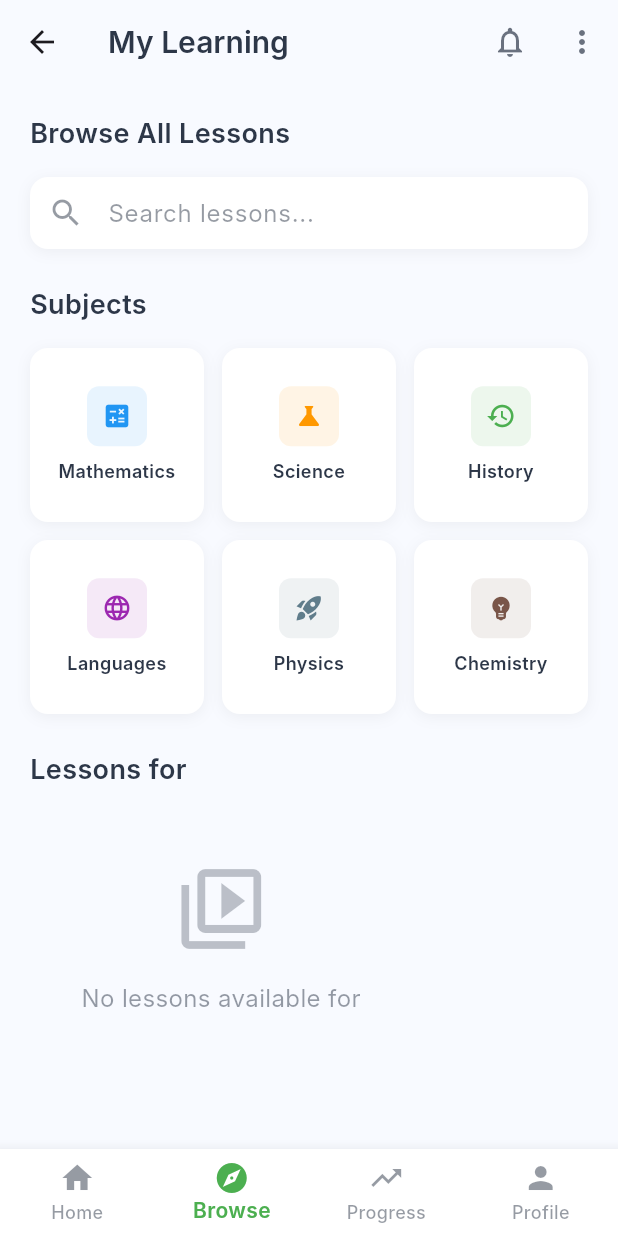
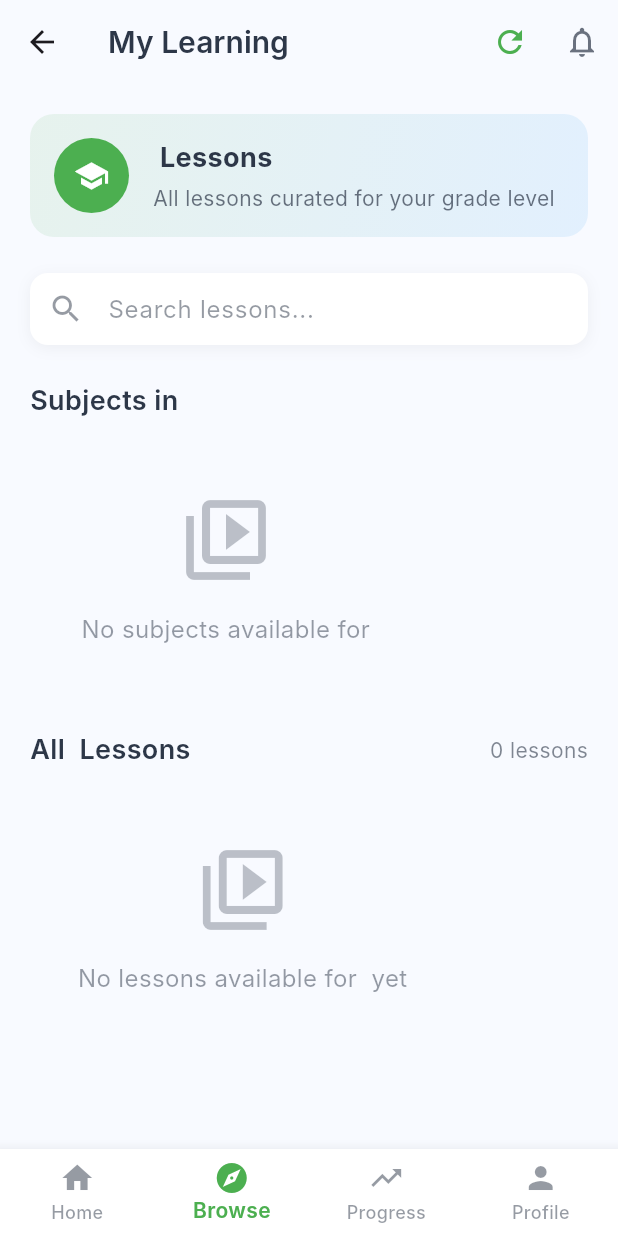
Before and after one commit to NathiDEV-dot/PracticeRepo, a Flutter app: the StudentDashboard screen opened directly with empty values, item 2 of the bottom bar chosen, on a phone screen of 412 x 824 dp. Run offline on Flutter 3.47's test engine with Material 3 defaults, Android fonts, the phone set to English and light mode, and no system bars; our stand-ins replace chewie, file_picker, supabase_flutter, video_player; missing offline and left inert: dart:html, video_thumbnail; accounts and stored records are empty; Roboto replaces fonts that are missing (Inter); statements that could not run were skipped.

Commit message:
student dashboard fetches data

```diff
--- a/lib/pages/student/dashboard.dart
+++ b/lib/pages/student/dashboard.dart
@@ -24,6 +24,7 @@ class _StudentDashboardState extends State<StudentDashboard> {
   List<Map<String, dynamic>> _recommendedLessons = [];
   List<Map<String, dynamic>> _popularLessons = [];
   List<Map<String, dynamic>> _gradeLessons = [];
+  List<String> _gradeSubjects = [];
   bool _isLoading = true;
   String? _errorMessage;
 
@@ -52,58 +53,33 @@ class _StudentDashboardState extends State<StudentDashboard> {
         _errorMessage = null;
       });
 
-      // Initialize with empty data first
-      setState(() {
-        _studentProgress = {};
-        _newestLessons = [];
-        _recommendedLessons = [];
-        _popularLessons = [];
-        _gradeLessons = [];
+      // Load all data in parallel
+      final results = await Future.wait([
+        _studentService.getStudentProgress(_studentCode),
+        _studentService.getNewestLessons(limit: 10),
+        _studentService.getRecommendedLessons(_studentCode, _grade),
+        _studentService.getPopularLessons(limit: 5),
+        _studentService.getLessonsByGrade(_grade),
+        _studentService.getSubjectsByGrade(_grade),
+      ], eagerError: true)
+          .catchError((e) {
+        _logError('Error in parallel loading', e);
+        return List.filled(6, null);
       });
 
-      // Load all data with individual error handling
-      final progress = await _studentService
-          .getStudentProgress(_studentCode)
-          .catchError((e) {
-        _logError('Error loading progress', e);
-        return <String, dynamic>{};
-      });
-
-      final newest =
-          await _studentService.getNewestLessons(limit: 10).catchError((e) {
-        _logError('Error loading newest lessons', e);
-        return <Map<String, dynamic>>[];
-      });
-
-      final recommended = await _studentService
-          .getRecommendedLessons(_studentCode, _grade)
-          .catchError((e) {
-        _logError('Error loading recommended lessons', e);
-        return <Map<String, dynamic>>[];
-      });
-
-      final popular =
-          await _studentService.getPopularLessons(limit: 5).catchError((e) {
-        _logError('Error loading popular lessons', e);
-        return <Map<String, dynamic>>[];
-      });
-
-      final gradeLessons =
-          await _studentService.getLessonsByGrade(_grade).catchError((e) {
-        _logError('Error loading grade lessons', e);
-        return <Map<String, dynamic>>[];
-      });
-
+      if (results.length == 6) {
         setState(() {
-        _studentProgress = progress;
-        _newestLessons = newest;
-        _recommendedLessons = recommended;
-        _popularLessons = popular;
-        _gradeLessons = gradeLessons;
+          _studentProgress = results[0] as Map<String, dynamic>? ?? {};
+          _newestLessons = results[1] as List<Map<String, dynamic>>? ?? [];
+          _recommendedLessons = results[2] as List<Map<String, dynamic>>? ?? [];
+          _popularLessons = results[3] as List<Map<String, dynamic>>? ?? [];
+          _gradeLessons = results[4] as List<Map<String, dynamic>>? ?? [];
+          _gradeSubjects = results[5] as List<String>? ?? [];
           _isLoading = false;
         });
+      }
 
-      _logInfo('Student dashboard data loaded successfully');
+      _debugLessonData();
     } catch (e) {
       _logError('Failed to load student dashboard data', e);
       setState(() {
@@ -113,6 +89,23 @@ class _StudentDashboardState extends State<StudentDashboard> {
     }
   }
 
+  void _debugLessonData() {
+    _logInfo('=== DEBUG LESSON DATA ===');
+    _logInfo('Student Grade: $_grade');
+    _logInfo('Student Code: $_studentCode');
+    _logInfo('Grade Lessons Count: ${_gradeLessons.length}');
+    _logInfo('Grade Subjects: $_gradeSubjects');
+
+    if (_gradeLessons.isNotEmpty) {
+      _logInfo('Sample Lesson: ${_gradeLessons.first}');
+    }
+
+    _logInfo('Newest Lessons Count: ${_newestLessons.length}');
+    _logInfo('Recommended Lessons Count: ${_recommendedLessons.length}');
+    _logInfo('Popular Lessons Count: ${_popularLessons.length}');
+    _logInfo('Progress Data: $_studentProgress');
+  }
+
   void _navigateToLesson(Map<String, dynamic> lesson) {
     if (lesson.isEmpty) {
       _logWarning('Attempted to navigate to empty lesson');
@@ -120,33 +113,33 @@ class _StudentDashboardState extends State<StudentDashboard> {
     }
 
     _logInfo('Navigating to lesson: ${lesson['title']}');
-    Navigator.pushNamed(
-      context,
-      '/student/lesson',
-      arguments: {
-        'lesson': lesson,
-        'student_code': _studentCode,
-        'student_info': _studentInfo,
-      },
+    // TODO: Implement lesson navigation
+    ScaffoldMessenger.of(context).showSnackBar(
+      SnackBar(
+        content: Text('Opening: ${lesson['title']}'),
+        backgroundColor: Colors.green,
+      ),
     );
   }
 
   void _navigateToSubjectLessons(String subject) {
     _logInfo('Navigating to subject lessons: $subject');
-    Navigator.pushNamed(
-      context,
-      '/student/subject-lessons',
-      arguments: {
-        'subject': subject,
-        'student_code': _studentCode,
-        'student_info': _studentInfo,
-      },
+    // TODO: Implement subject navigation
+    ScaffoldMessenger.of(context).showSnackBar(
+      SnackBar(
+        content: Text('Showing $subject lessons'),
+        backgroundColor: Colors.blue,
+      ),
     );
   }
 
   void _logout() {
     _logInfo('User logging out');
     Navigator.pushNamedAndRemoveUntil(context, '/welcome', (route) => false);
+  }
+
+  Future<void> _refreshData() async {
+    await _loadStudentData();
   }
 
   // Private logging methods
@@ -193,32 +186,15 @@ class _StudentDashboardState extends State<StudentDashboard> {
         centerTitle: false,
         actions: [
           IconButton(
+            icon: Icon(Icons.refresh, color: _getPrimaryColor()),
+            onPressed: _refreshData,
+          ),
+          IconButton(
             icon: Icon(Icons.notifications_none,
                 color: _getTextColor().withOpacity(0.7)),
             onPressed: () {
               _logInfo('Notifications button pressed');
             },
-          ),
-          PopupMenuButton<String>(
-            icon:
-                Icon(Icons.more_vert, color: _getTextColor().withOpacity(0.7)),
-            onSelected: (value) {
-              if (value == 'logout') {
-                _logout();
-              }
-            },
-            itemBuilder: (BuildContext context) => [
-              const PopupMenuItem<String>(
-                value: 'logout',
-                child: Row(
-                  children: [
-                    Icon(Icons.logout),
-                    SizedBox(width: 8),
-                    Text('Sign Out'),
-                  ],
-                ),
-              ),
-            ],
           ),
         ],
       ),
@@ -232,13 +208,19 @@ class _StudentDashboardState extends State<StudentDashboard> {
   }
 
   Widget _buildLoadingState() {
-    return const Center(
+    return Center(
       child: Column(
         mainAxisAlignment: MainAxisAlignment.center,
         children: [
-          CircularProgressIndicator(),
-          SizedBox(height: 16),
-          Text('Loading your dashboard...'),
+          CircularProgressIndicator(color: _getPrimaryColor()),
+          const SizedBox(height: 16),
+          Text(
+            'Loading your dashboard...',
+            style: TextStyle(
+              color: _getTextColor(),
+              fontSize: 16,
+            ),
+          ),
         ],
       ),
     );
@@ -251,9 +233,13 @@ class _StudentDashboardState extends State<StudentDashboard> {
         children: [
           const Icon(Icons.error_outline, size: 64, color: Colors.red),
           const SizedBox(height: 16),
-          const Text(
+          Text(
             'Failed to load dashboard',
-            style: TextStyle(fontSize: 18, fontWeight: FontWeight.bold),
+            style: TextStyle(
+              fontSize: 18,
+              fontWeight: FontWeight.bold,
+              color: _getTextColor(),
+            ),
           ),
           const SizedBox(height: 8),
           Padding(
@@ -261,12 +247,16 @@ class _StudentDashboardState extends State<StudentDashboard> {
             child: Text(
               _errorMessage ?? 'Unknown error occurred',
               textAlign: TextAlign.center,
-              style: const TextStyle(color: Colors.grey),
+              style: TextStyle(color: _getTextColor().withOpacity(0.6)),
             ),
           ),
           const SizedBox(height: 16),
           ElevatedButton(
-            onPressed: _loadStudentData,
+            onPressed: _refreshData,
+            style: ElevatedButton.styleFrom(
+              backgroundColor: _getPrimaryColor(),
+              foregroundColor: Colors.white,
+            ),
             child: const Text('Try Again'),
           ),
         ],
@@ -290,7 +280,10 @@ class _StudentDashboardState extends State<StudentDashboard> {
   }
 
   Widget _buildHomeTab() {
-    return SingleChildScrollView(
+    return RefreshIndicator(
+      onRefresh: _refreshData, // Fixed: Now returns Future<void>
+      child: SingleChildScrollView(
+        physics: const AlwaysScrollableScrollPhysics(),
         padding: const EdgeInsets.all(20),
         child: Column(
           crossAxisAlignment: CrossAxisAlignment.start,
@@ -329,46 +322,59 @@ class _StudentDashboardState extends State<StudentDashboard> {
                 _logInfo('Popular lessons see more pressed');
               }),
               const SizedBox(height: 16),
-            _buildLessonList(_popularLessons),
+              _buildLessonList(_popularLessons.take(3).toList()),
               const SizedBox(height: 24),
             ],
+
+            // Grade Lessons Preview
+            if (_gradeLessons.isNotEmpty) ...[
+              _buildSectionHeader('Your Grade ($_grade) Lessons', 'Browse All',
+                  () {
+                setState(() => _currentIndex = 1);
+              }),
+              const SizedBox(height: 16),
+              _buildLessonList(_gradeLessons.take(2).toList()),
             ],
+          ],
+        ),
       ),
     );
   }
 
   Widget _buildBrowseTab() {
-    return SingleChildScrollView(
+    return RefreshIndicator(
+      onRefresh: _refreshData, // Fixed: Now returns Future<void>
+      child: SingleChildScrollView(
+        physics: const AlwaysScrollableScrollPhysics(),
         padding: const EdgeInsets.all(20),
         child: Column(
           crossAxisAlignment: CrossAxisAlignment.start,
           children: [
-          _buildSectionHeader('Browse All Lessons', '', () {}),
-          const SizedBox(height: 16),
+            // Welcome to Grade Section
+            _buildGradeWelcomeSection(),
+            const SizedBox(height: 24),
 
             // Search Bar
             _buildSearchBar(),
             const SizedBox(height: 24),
 
-          // Subjects Grid
-          _buildSectionHeader('Subjects', '', () {}),
-          const SizedBox(height: 16),
-          _buildSubjectGrid(),
+            // Quick Access - Subjects available in student's grade
+            _buildGradeSubjectsSection(),
             const SizedBox(height: 24),
 
             // All Lessons for Student's Grade
-          _buildSectionHeader('Lessons for $_grade', '', () {}),
-          const SizedBox(height: 16),
-          _gradeLessons.isNotEmpty
-              ? _buildLessonList(_gradeLessons)
-              : _buildEmptyState('No lessons available for $_grade'),
+            _buildGradeLessonsSection(),
           ],
+        ),
       ),
     );
   }
 
   Widget _buildProgressTab() {
-    return SingleChildScrollView(
+    return RefreshIndicator(
+      onRefresh: _refreshData, // Fixed: Now returns Future<void>
+      child: SingleChildScrollView(
+        physics: const AlwaysScrollableScrollPhysics(),
         padding: const EdgeInsets.all(20),
         child: Column(
           crossAxisAlignment: CrossAxisAlignment.start,
@@ -386,11 +392,15 @@ class _StudentDashboardState extends State<StudentDashboard> {
             _buildEmptyState('No favorites yet'),
           ],
         ),
+      ),
     );
   }
 
   Widget _buildProfileTab() {
-    return SingleChildScrollView(
+    return RefreshIndicator(
+      onRefresh: _refreshData, // Fixed: Now returns Future<void>
+      child: SingleChildScrollView(
+        physics: const AlwaysScrollableScrollPhysics(),
         padding: const EdgeInsets.all(20),
         child: Column(
           children: [
@@ -490,8 +500,13 @@ class _StudentDashboardState extends State<StudentDashboard> {
             ),
           ],
         ),
+      ),
     );
   }
+
+  // ... (All the other helper methods remain exactly the same as in the previous code)
+  // _buildWelcomeSection(), _buildProgressSection(), _buildLessonCard(), etc.
+  // These methods don't need to change
 
   Widget _buildWelcomeSection() {
     return Container(
@@ -541,6 +556,64 @@ class _StudentDashboardState extends State<StudentDashboard> {
                   style: TextStyle(
                     fontSize: 14,
                     color: _getTextColor().withOpacity(0.6),
+                  ),
+                ),
+              ],
+            ),
+          ),
+        ],
+      ),
+    );
+  }
+
+  Widget _buildGradeWelcomeSection() {
+    return Container(
+      padding: const EdgeInsets.all(16),
+      decoration: BoxDecoration(
+        gradient: LinearGradient(
+          begin: Alignment.topLeft,
+          end: Alignment.bottomRight,
+          colors: [
+            const Color(0xFF4CAF50).withOpacity(0.1),
+            const Color(0xFF2196F3).withOpacity(0.1),
+          ],
+        ),
+        borderRadius: BorderRadius.circular(16),
+      ),
+      child: Row(
+        children: [
+          Container(
+            width: 50,
+            height: 50,
+            decoration: const BoxDecoration(
+              color: Color(0xFF4CAF50),
+              shape: BoxShape.circle,
+            ),
+            child: const Icon(
+              Icons.school,
+              color: Colors.white,
+              size: 24,
+            ),
+          ),
+          const SizedBox(width: 16),
+          Expanded(
+            child: Column(
+              crossAxisAlignment: CrossAxisAlignment.start,
+              children: [
+                Text(
+                  '$_grade Lessons',
+                  style: TextStyle(
+                    fontSize: 18,
+                    fontWeight: FontWeight.bold,
+                    color: _getTextColor(),
+                  ),
+                ),
+                const SizedBox(height: 4),
+                Text(
+                  'All lessons curated for your grade level',
+                  style: TextStyle(
+                    fontSize: 14,
+                    color: _getTextColor().withOpacity(0.7),
                   ),
                 ),
               ],
@@ -793,6 +866,67 @@ class _StudentDashboardState extends State<StudentDashboard> {
     );
   }
 
+  Widget _buildGradeSubjectsSection() {
+    return Column(
+      crossAxisAlignment: CrossAxisAlignment.start,
+      children: [
+        _buildSectionHeader('Subjects in $_grade', '', () {}),
+        const SizedBox(height: 16),
+        _gradeSubjects.isNotEmpty
+            ? _buildSubjectChips(_gradeSubjects)
+            : _buildEmptyState('No subjects available for $_grade'),
+      ],
+    );
+  }
+
+  Widget _buildSubjectChips(List<String> subjects) {
+    return Wrap(
+      spacing: 8,
+      runSpacing: 8,
+      children: subjects.map((subject) {
+        return FilterChip(
+          label: Text(subject),
+          selected: false,
+          onSelected: (selected) {
+            _navigateToSubjectLessons(subject);
+          },
+          backgroundColor: _getCardColor(),
+          selectedColor: const Color(0xFF4CAF50).withOpacity(0.2),
+          labelStyle: TextStyle(
+            color: _getTextColor(),
+            fontWeight: FontWeight.w500,
+          ),
+          checkmarkColor: const Color(0xFF4CAF50),
+        );
+      }).toList(),
+    );
+  }
+
+  Widget _buildGradeLessonsSection() {
+    return Column(
+      crossAxisAlignment: CrossAxisAlignment.start,
+      children: [
+        Row(
+          mainAxisAlignment: MainAxisAlignment.spaceBetween,
+          children: [
+            _buildSectionHeader('All $_grade Lessons', '', () {}),
+            Text(
+              '${_gradeLessons.length} lessons',
+              style: TextStyle(
+                color: _getTextColor().withOpacity(0.6),
+                fontSize: 14,
+              ),
+            ),
+          ],
+        ),
+        const SizedBox(height: 16),
+        _gradeLessons.isNotEmpty
+            ? _buildLessonList(_gradeLessons)
+            : _buildEmptyState('No lessons available for $_grade yet'),
+      ],
+    );
+  }
+
   Widget _buildLessonList(List<Map<String, dynamic>> lessons) {
     return Column(
       children: lessons.map((lesson) => _buildLessonCard(lesson)).toList(),
@@ -800,13 +934,21 @@ class _StudentDashboardState extends State<StudentDashboard> {
   }
 
   Widget _buildLessonCard(Map<String, dynamic> lesson) {
-    final educator = lesson['educator'] as Map<String, dynamic>?;
-    final educatorName =
-        educator?['full_name']?.toString() ?? 'Unknown Educator';
+    final educator = lesson['profiles'] as Map<String, dynamic>?;
+    final educatorName = educator != null
+        ? '${educator['first_name'] ?? ''} ${educator['last_name'] ?? ''}'
+            .trim()
+        : 'Unknown Educator';
+
     final subject = lesson['subject']?.toString() ?? 'General';
     final title = lesson['title']?.toString() ?? 'Untitled Lesson';
-    final duration = (lesson['duration_minutes'] as num?)?.toInt() ?? 15;
+
+    // Fix duration handling - your database uses 'duration' in seconds
+    final durationSeconds = (lesson['duration'] as num?)?.toInt() ?? 0;
+    final durationMinutes = (durationSeconds / 60).ceil();
+
     final views = (lesson['views'] as num?)?.toInt();
+    final grade = lesson['grade']?.toString() ?? 'Unknown Grade';
 
     return GestureDetector(
       onTap: () => _navigateToLesson(lesson),
@@ -826,6 +968,7 @@ class _StudentDashboardState extends State<StudentDashboard> {
         ),
         child: Row(
           children: [
+            // Subject Icon
             Container(
               width: 60,
               height: 60,
@@ -840,10 +983,13 @@ class _StudentDashboardState extends State<StudentDashboard> {
               ),
             ),
             const SizedBox(width: 12),
+
+            // Lesson Details
             Expanded(
               child: Column(
                 crossAxisAlignment: CrossAxisAlignment.start,
                 children: [
+                  // Title
                   Text(
                     title,
                     style: TextStyle(
@@ -855,6 +1001,8 @@ class _StudentDashboardState extends State<StudentDashboard> {
                     overflow: TextOverflow.ellipsis,
                   ),
                   const SizedBox(height: 4),
+
+                  // Educator and Subject
                   Text(
                     'By $educatorName • $subject',
                     style: TextStyle(
@@ -863,6 +1011,11 @@ class _StudentDashboardState extends State<StudentDashboard> {
                     ),
                   ),
                   const SizedBox(height: 4),
+
+                  // Metadata
+                  Row(
+                    children: [
+                      // Duration
                       Row(
                         children: [
                           Icon(
@@ -872,13 +1025,39 @@ class _StudentDashboardState extends State<StudentDashboard> {
                           ),
                           const SizedBox(width: 4),
                           Text(
-                        '$duration min',
+                            '$durationMinutes min',
                             style: TextStyle(
                               fontSize: 12,
                               color: _getTextColor().withOpacity(0.6),
                             ),
                           ),
+                        ],
+                      ),
+
+                      const SizedBox(width: 16),
+
+                      // Grade
+                      Row(
+                        children: [
+                          Icon(
+                            Icons.grade,
+                            size: 14,
+                            color: _getTextColor().withOpacity(0.4),
+                          ),
+                          const SizedBox(width: 4),
+                          Text(
+                            grade,
+                            style: TextStyle(
+                              fontSize: 12,
+                              color: _getTextColor().withOpacity(0.6),
+                            ),
+                          ),
+                        ],
+                      ),
+
                       const Spacer(),
+
+                      // Views (if available)
                       if (views != null)
                         Text(
                           '$views views',
@@ -919,7 +1098,8 @@ class _StudentDashboardState extends State<StudentDashboard> {
   Widget _buildLessonGridCard(Map<String, dynamic> lesson) {
     final subject = lesson['subject']?.toString() ?? 'General';
     final title = lesson['title']?.toString() ?? 'Untitled Lesson';
-    final duration = (lesson['duration_minutes'] as num?)?.toInt() ?? 15;
+    final durationSeconds = (lesson['duration'] as num?)?.toInt() ?? 0;
+    final durationMinutes = (durationSeconds / 60).ceil();
 
     return GestureDetector(
       onTap: () => _navigateToLesson(lesson),
@@ -988,7 +1168,7 @@ class _StudentDashboardState extends State<StudentDashboard> {
                       ),
                       const SizedBox(width: 4),
                       Text(
-                        '$duration min',
+                        '$durationMinutes min',
                         style: TextStyle(
                           fontSize: 11,
                           color: _getTextColor().withOpacity(0.6),
@@ -1031,104 +1211,6 @@ class _StudentDashboardState extends State<StudentDashboard> {
         onChanged: (value) {
           _logInfo('Search query: $value');
         },
-      ),
-    );
-  }
-
-  Widget _buildSubjectGrid() {
-    final subjects = [
-      {
-        'name': 'Mathematics',
-        'icon': Icons.calculate,
-        'color': const Color(0xFF2196F3)
-      },
-      {
-        'name': 'Science',
-        'icon': Icons.science,
-        'color': const Color(0xFFFF9800)
-      },
-      {
-        'name': 'History',
-        'icon': Icons.history,
-        'color': const Color(0xFF4CAF50)
-      },
-      {
-        'name': 'Languages',
-        'icon': Icons.language,
-        'color': const Color(0xFF9C27B0)
-      },
-      {
-        'name': 'Physics',
-        'icon': Icons.rocket_launch,
-        'color': const Color(0xFF607D8B)
-      },
-      {
-        'name': 'Chemistry',
-        'icon': Icons.emoji_objects,
-        'color': const Color(0xFF795548)
-      },
-    ];
-
-    return GridView.builder(
-      shrinkWrap: true,
-      physics: const NeverScrollableScrollPhysics(),
-      gridDelegate: const SliverGridDelegateWithFixedCrossAxisCount(
-        crossAxisCount: 3,
-        crossAxisSpacing: 12,
-        mainAxisSpacing: 12,
-        childAspectRatio: 1.0,
-      ),
-      itemCount: subjects.length,
-      itemBuilder: (context, index) {
-        final subject = subjects[index];
-        return _buildSubjectCard(
-          subject['name'] as String,
-          subject['icon'] as IconData,
-          subject['color'] as Color,
-        );
-      },
-    );
-  }
-
-  Widget _buildSubjectCard(String name, IconData icon, Color color) {
-    return GestureDetector(
-      onTap: () => _navigateToSubjectLessons(name),
-      child: Container(
-        decoration: BoxDecoration(
-          color: _getCardColor(),
-          borderRadius: BorderRadius.circular(12),
-          boxShadow: [
-            BoxShadow(
-              color: Colors.black.withOpacity(0.05),
-              blurRadius: 8,
-              offset: const Offset(0, 2),
-            ),
-          ],
-        ),
-        child: Column(
-          mainAxisAlignment: MainAxisAlignment.center,
-          children: [
-            Container(
-              width: 40,
-              height: 40,
-              decoration: BoxDecoration(
-                color: color.withOpacity(0.1),
-                borderRadius: BorderRadius.circular(8),
-              ),
-              child: Icon(icon, color: color, size: 20),
-            ),
-            const SizedBox(height: 8),
-            Text(
-              name,
-              style: TextStyle(
-                fontSize: 12,
-                fontWeight: FontWeight.w600,
-                color: _getTextColor(),
-              ),
-              textAlign: TextAlign.center,
-            ),
-          ],
-        ),
       ),
     );
   }
@@ -1256,4 +1338,8 @@ class _StudentDashboardState extends State<StudentDashboard> {
         ? const Color(0xFF333344)
         : const Color(0xFFE2E8F0);
   }
+
+  Color _getPrimaryColor() {
+    return const Color(0xFF4CAF50);
   }
+}
```
Also changed, not shown: lib/core/services/student_service.dart (+77 -23 lines). Lines whose indentation alone changed are shown as unchanged.
